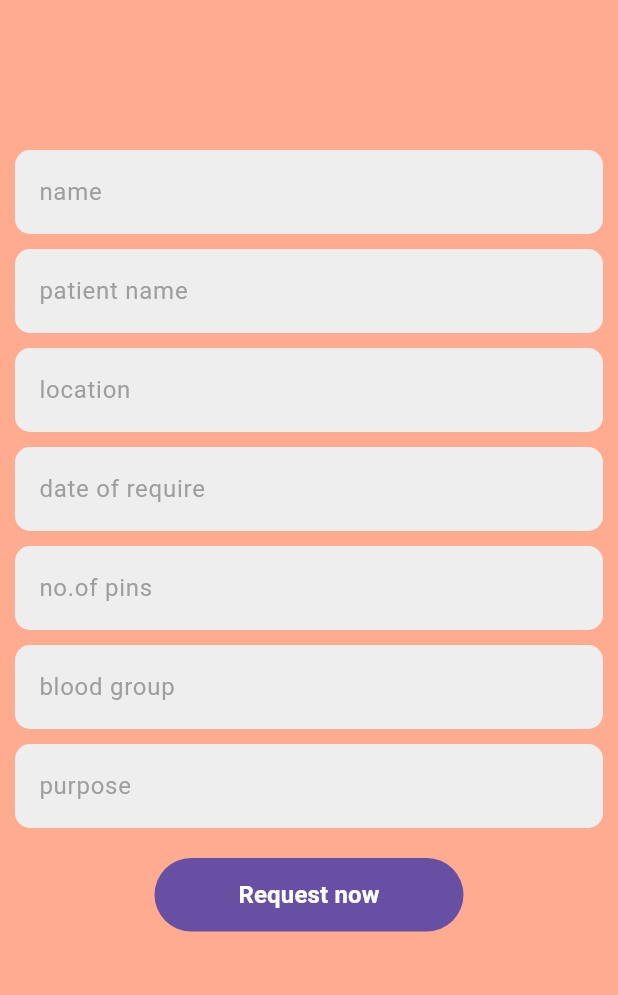
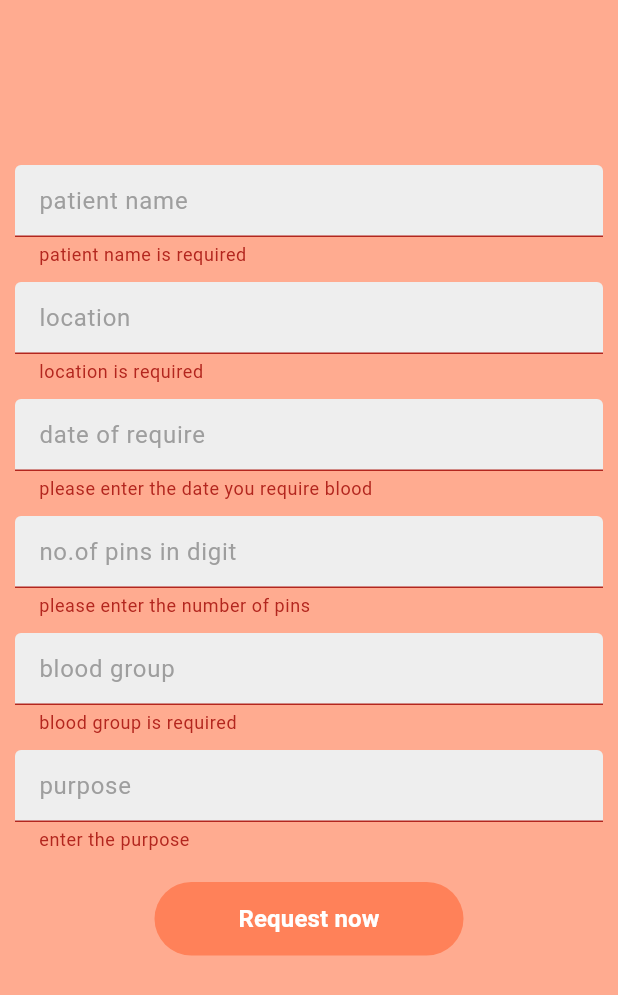
Before and after one commit to sainjuprakash/blood_app, a Flutter app: the RequestBloodPage screen opened directly with empty values, after a tap on "Request now", on a phone screen of 412 x 824 dp. Shown: the top 995 px of the screen. Run offline on Flutter 3.47's test engine with Material 3 defaults, Android fonts, the phone set to English and light mode, and no system bars; our stand-ins replace bloc, cloud_firestore, equatable, firebase_auth, firebase_core, flutter_bloc and 1 more; accounts and stored records are empty.

Commit message:
post data stored into firebase/todo:request navigation error

```diff
--- a/lib/Features/Request_blood/Screens/request_blood_page.dart
+++ b/lib/Features/Request_blood/Screens/request_blood_page.dart
@@ -6,9 +6,11 @@ import 'package:blood_app/Features/Login/Bloc/my_user_bloc/my_user_bloc.dart';
 import 'package:blood_app/Features/Login/model/models.dart';
 import 'package:blood_app/Features/Request_blood/bloc/request_blood_bloc.dart';
 import 'package:blood_app/Features/Request_blood/blood_model.dart';
+import 'package:blood_app/main_page.dart';
 import 'package:flutter/cupertino.dart';
 import 'package:flutter/material.dart';
 import 'package:flutter_bloc/flutter_bloc.dart';
+import 'package:flutter_chat_ui/flutter_chat_ui.dart';
 
 //
 
@@ -21,9 +23,9 @@ class RequestBloodPage extends StatefulWidget {
 }
 
 class _RequestBloodPageState extends State<RequestBloodPage> {
-  late RequestBlood blood;
+  late RequestBlood createdblood;
   final _formKey = GlobalKey<FormState>();
-  TextEditingController _nameController = TextEditingController();
+  //TextEditingController _nameController = TextEditingController();
   TextEditingController _patientController = TextEditingController();
   TextEditingController _locationController = TextEditingController();
   TextEditingController _dorController = TextEditingController();
@@ -35,8 +37,9 @@ class _RequestBloodPageState extends State<RequestBloodPage> {
   @override
   void initState() {
     print(widget.myUser);
-    blood = RequestBlood.empty;
-    blood.user = widget.myUser;
+    createdblood = RequestBlood.empty;
+    createdblood.user = widget.myUser;
+    createdblood.fullname = widget.myUser.name;
     // blood.user=context.read().state.user!;
     super.initState();
   }
@@ -44,9 +47,29 @@ class _RequestBloodPageState extends State<RequestBloodPage> {
   @override
   Widget build(BuildContext context) {
     // log(blood.toString() as num);
-    print(blood);
+    print(createdblood);
     return BlocListener<RequestBloodBloc, RequestBloodState>(
-      listener: (context, state) {},
+      listener: (context, state) {
+        if (state is bloodRequestSuccess) {
+          setState(() {
+            request = false;
+            Navigator.push(
+                context, MaterialPageRoute(builder: (_) => MainPage()));
+          });
+        }
+        if (state is bloodRequestProcess) {
+          setState(() {
+            request = true;
+          });
+        }
+        if (state is bloodRequestFailure) {
+          setState(() {
+            request = false;
+          });
+        }
+      },
+      child: GestureDetector(
+        onTap: () => FocusScope.of(context).unfocus(),
         child: Scaffold(
             backgroundColor: Colors.deepOrange.withOpacity(0.5),
             body: SingleChildScrollView(
@@ -57,16 +80,28 @@ class _RequestBloodPageState extends State<RequestBloodPage> {
                         const EdgeInsets.only(top: 100.0, left: 10, right: 10),
                     child: Column(
                       children: [
-                      MyTextField(
-                          controller: _nameController,
-                          hintText: 'name',
-                          obsecureText: false,
-                          keyboardType: TextInputType.text),
+                        // MyTextField(
+                        //     controller: _nameController,
+                        //     validator: (name) {
+                        //       if (name!.isEmpty) {
+                        //         return 'Please enter the name';
+                        //       }
+                        //       return null;
+                        //     },
+                        //     hintText: 'name',
+                        //     obsecureText: false,
+                        //     keyboardType: TextInputType.text),
                         const SizedBox(
                           height: 10,
                         ),
                         MyTextField(
                             controller: _patientController,
+                            validator: (patient) {
+                              if (patient!.isEmpty) {
+                                return 'patient name is required';
+                              }
+                              return null;
+                            },
                             hintText: 'patient name',
                             obsecureText: false,
                             keyboardType: TextInputType.text),
@@ -75,6 +110,11 @@ class _RequestBloodPageState extends State<RequestBloodPage> {
                         ),
                         MyTextField(
                             controller: _locationController,
+                            validator: (location) {
+                              if (location!.isEmpty) {
+                                return 'location is required';
+                              }
+                            },
                             hintText: 'location',
                             obsecureText: false,
                             keyboardType: TextInputType.text),
@@ -83,6 +123,12 @@ class _RequestBloodPageState extends State<RequestBloodPage> {
                         ),
                         MyTextField(
                             controller: _dorController,
+                            validator: (dor) {
+                              if (dor!.isEmpty) {
+                                return 'please enter the date you require blood';
+                              }
+                              return null;
+                            },
                             hintText: 'date of require',
                             obsecureText: false,
                             keyboardType: TextInputType.text),
@@ -91,7 +137,12 @@ class _RequestBloodPageState extends State<RequestBloodPage> {
                         ),
                         MyTextField(
                             controller: _pinsController,
-                          hintText: 'no.of pins',
+                            validator: (pins) {
+                              if (pins!.isEmpty) {
+                                return 'please enter the number of pins';
+                              }
+                            },
+                            hintText: 'no.of pins in digit',
                             obsecureText: false,
                             keyboardType: TextInputType.text),
                         const SizedBox(
@@ -99,6 +150,12 @@ class _RequestBloodPageState extends State<RequestBloodPage> {
                         ),
                         MyTextField(
                             controller: _bloodgroupController,
+                            validator: (bloodgroup) {
+                              if (bloodgroup!.isEmpty) {
+                                return 'blood group is required';
+                              }
+                              return null;
+                            },
                             hintText: 'blood group',
                             obsecureText: false,
                             keyboardType: TextInputType.text),
@@ -107,6 +164,12 @@ class _RequestBloodPageState extends State<RequestBloodPage> {
                         ),
                         MyTextField(
                             controller: _purposeController,
+                            validator: (purpose) {
+                              if (purpose!.isEmpty) {
+                                return 'enter the purpose';
+                              }
+                              return null;
+                            },
                             hintText: 'purpose',
                             obsecureText: false,
                             keyboardType: TextInputType.text),
@@ -118,16 +181,34 @@ class _RequestBloodPageState extends State<RequestBloodPage> {
                                 width: MediaQuery.of(context).size.width * 0.5,
                                 child: TextButton(
                                     onPressed: () {
-                                    // if (_formKey.currentState!.validate()) {
-                                    //   context.read<SignInBloc>().add(SignInRequired(
-                                    //       emailController.text,
-                                    //       passwordController.text));
-                                    // }
+                                     // FocusScope.of(context).unfocus();
+                                      if (_formKey.currentState!.validate()) {
+                                        setState(() {
+                                          // createdblood.fullname =
+                                          //     _nameController.text;
+                                          createdblood.patientname =
+                                              _patientController.text;
+                                          createdblood.purpose =
+                                              _purposeController.text;
+                                          createdblood.bloodgroup =
+                                              _bloodgroupController.text;
+                                          createdblood.pins =
+                                              int.parse(_pinsController.text);
+                                          createdblood.location =
+                                              _locationController.text;
+                                          createdblood.dateofrequire =
+                                              _dorController.text;
+
+                                        });
+                                        context
+                                            .read<RequestBloodBloc>()
+                                            .add(bloodRequestDone(createdblood));
+                                      }
                                     },
                                     style: TextButton.styleFrom(
                                         elevation: 3.0,
                                         backgroundColor:
-                                          Theme.of(context).colorScheme.primary,
+                                            Colors.deepOrange.withOpacity(0.5),
                                         foregroundColor: Colors.white,
                                         shape: RoundedRectangleBorder(
                                             borderRadius:
@@ -150,6 +231,7 @@ class _RequestBloodPageState extends State<RequestBloodPage> {
                     ),
                   )),
             )),
+      ),
     );
   }
 }
```
Also changed, not shown: lib/Features/WelcomePage.dart (+125 -125 lines), lib/main_page.dart (+17 -15 lines). Lines whose indentation alone changed are shown as unchanged.
